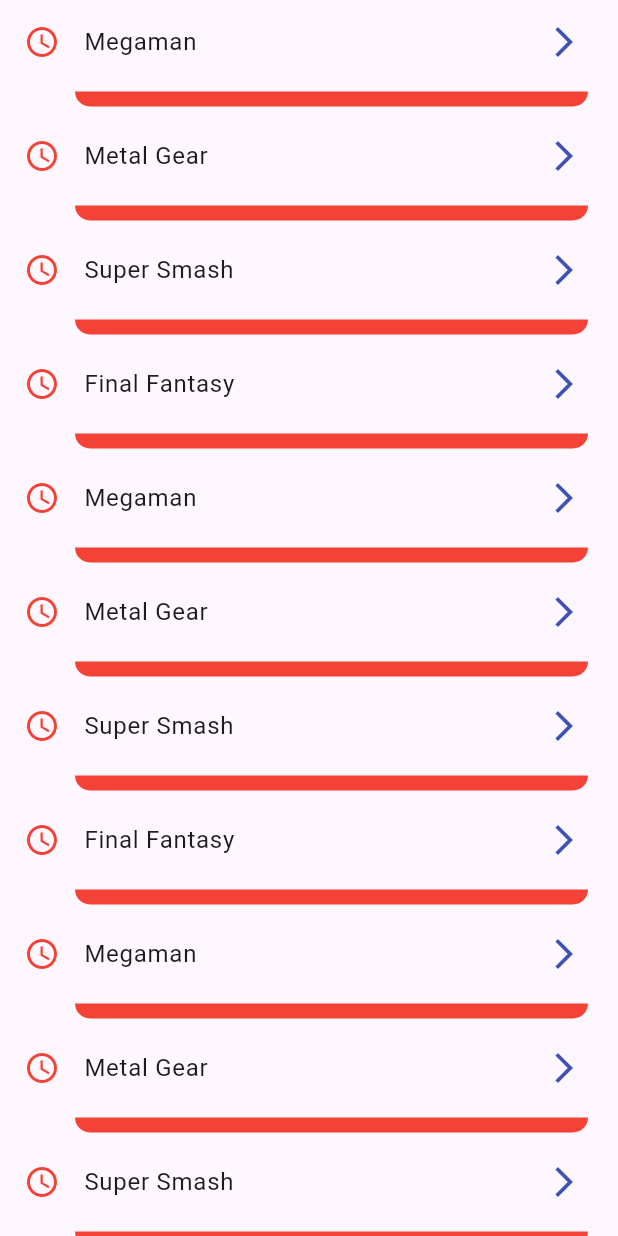
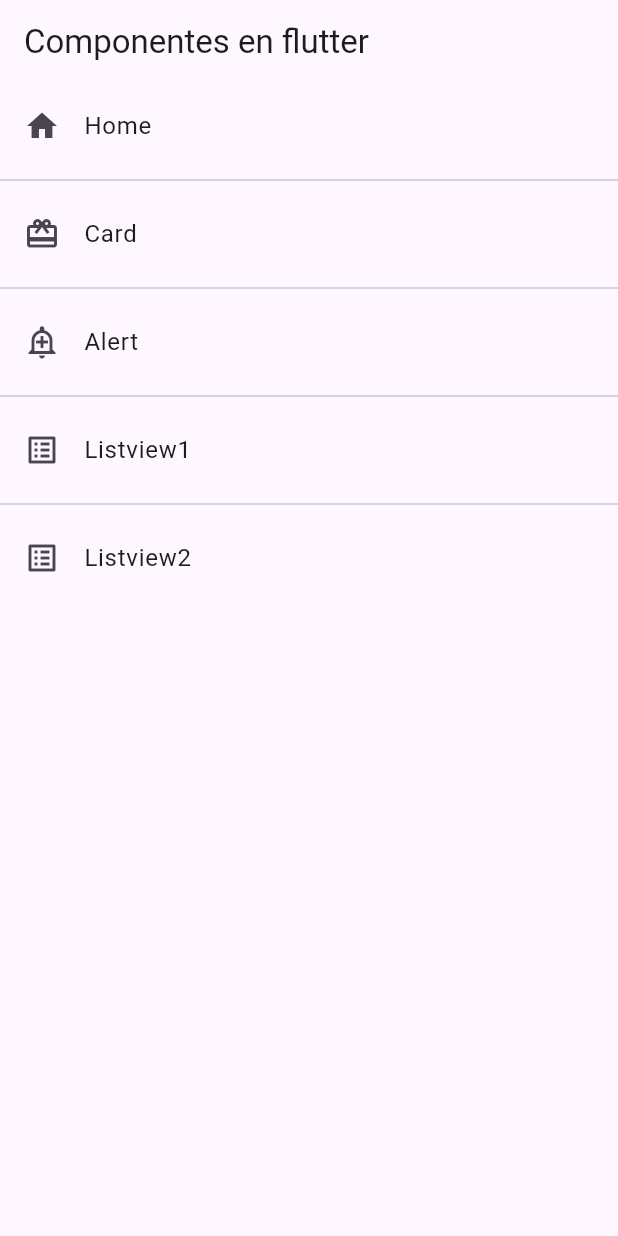
Before and after one commit to JJSaavedra52/CRUD_heroes, a Flutter app: the screen it shows after launch, on a phone screen of 412 x 824 dp. Run offline on Flutter 3.47's test engine with Material 3 defaults, Android fonts, the phone set to English and light mode, and no system bars.

Commit message:
segunda clase

```diff
--- a/lib/main.dart
+++ b/lib/main.dart
@@ -122,7 +122,7 @@ class _MyHomePageState extends State<MyHomePage> {
   }
 }*/
 
-import 'screens/screens.dart' show alerScreen, cardScreen, homeScreen, listview1_screen, listview2_screen;
+import 'package:fl_componentes/router/app_router.dart';
 import 'package:flutter/material.dart';
 
 void main() => runApp(const MyApp());
@@ -137,14 +137,20 @@ class MyApp extends StatelessWidget{
       debugShowCheckedModeBanner: false,
       title: 'MaterialApp',
 
-      initialRoute: 'listview2',
+      initialRoute: AppRoutes.initialRoute,
+
+      routes: AppRoutes.getRoutes(),
+      /*
       routes:{
-        'home' : (BuildContext context) =>  const homeScreen(),
-        'card' : (BuildContext context) =>  const cardScreen(),
-        'alert' : (BuildContext context) =>  const alerScreen(),
-        'listview1' : (BuildContext context) =>  const listview1_screen(),
-        'listview2' : (BuildContext context) =>  const listview2_screen(),
-      },
+        'home' : (BuildContext context) =>  const HomeScreen(),
+        'card' : (BuildContext context) =>  const CardScreen(),
+        'alert' : (BuildContext context) =>  const AlerScreen(),
+        'listview1' : (BuildContext context) =>  const Listview1Screen(),
+        'listview2' : (BuildContext context) =>  const Listview2Screen(),
+      },*/
+
+      //onGenerateRoute: AppRoutes.onGenerateRoute,
+
       /*
       home: Scaffold(
         appBar: AppBar(
--- /dev/null
+++ b/lib/models/menu_optons.dart
@@ -0,0 +1,23 @@
+import 'package:flutter/cupertino.dart';
+
+class MenuOption {
+  final String route;
+  final IconData icon;
+  final String name;
+  final Widget screen;
+
+  final IconData? tralling;
+
+  MenuOption({
+    required this.route,
+    required this.icon,
+    required this.name,
+    required this.screen,
+    this.tralling,
+  });
+
+  Widget Function(BuildContext) getRoute(){
+    return (BuildContext context) =>  screen;
+  }
+
+}
--- /dev/null
+++ b/lib/router/app_router.dart
@@ -0,0 +1,42 @@
+import 'package:fl_componentes/models/menu_optons.dart';
+import 'package:fl_componentes/screens/screens.dart' ;
+import 'package:flutter/material.dart' ;
+
+class AppRoutes {
+  static const initialRoute = "home";
+
+  static final menuOptions = <MenuOption> [
+    MenuOption(route: "home", icon: Icons.home, name: "Home", screen: HomeScreen()),
+    MenuOption(route: "card", icon: Icons.card_giftcard_outlined, name: "Card", screen: CardScreen()),
+    MenuOption(route: "alert", icon: Icons.add_alert_outlined, name: "Alert", screen: AlertScreen()),
+    MenuOption(route: "listview1", icon: Icons.list_alt_outlined, name: "Listview1", screen: Listview1Screen()),
+    MenuOption(route: "listview2", icon: Icons.list_alt_outlined, name: "Listview2", screen: Listview2Screen()),
+  ];
+
+  static Map<String, Widget Function(BuildContext)> getRoutes() {
+    Map<String, Widget Function(BuildContext)> appRoutes = {};
+
+    for (final option in menuOptions){
+      appRoutes.addAll({ option.route: (BuildContext context) =>  option.screen});
+    }
+
+    return appRoutes;
+
+    /*
+    'home' : (BuildContext context) =>  const HomeScreen(),
+    'card' : (BuildContext context) =>  const CardScreen(),
+    'alert' : (BuildContext context) =>  const AlerScreen(),
+    'listview1' : (BuildContext context) =>  const Listview1Screen(),
+    'listview2' : (BuildContext context) =>  const Listview2Screen(),*/
+  }
+  /* mejorar el enrutador
+  static Map<String, Widget Function(BuildContext)> routes = ...menuOptions.map((option) => {
+      {option.route: option.getRoute()}
+  });*/
+
+  static Route<dynamic> onGenerateRoute =
+      MaterialPageRoute(
+          builder: (context) => const AlertScreen()
+  );
+
+}
--- a/lib/screens/alert_screen.dart
+++ b/lib/screens/alert_screen.dart
@@ -1,7 +1,7 @@
 import 'package:flutter/material.dart';
 
-class alerScreen extends StatelessWidget{
-  const alerScreen({super.key});
+class AlertScreen extends StatelessWidget{
+  const AlertScreen({super.key});
 
   @override
   Widget build(BuildContext context) {
--- a/lib/screens/card_screen.dart
+++ b/lib/screens/card_screen.dart
@@ -1,7 +1,7 @@
 import 'package:flutter/material.dart';
 
-class cardScreen extends StatelessWidget{
-  const cardScreen({super.key});
+class CardScreen extends StatelessWidget{
+  const CardScreen({super.key});
 
   @override
   Widget build(BuildContext context) {
--- a/lib/screens/home_screen.dart
+++ b/lib/screens/home_screen.dart
@@ -1,13 +1,35 @@
+import 'package:fl_componentes/models/menu_optons.dart' show MenuOption;
+import 'package:fl_componentes/router/app_router.dart';
 import 'package:flutter/material.dart';
 
-class homeScreen extends StatelessWidget{
-  const homeScreen({super.key});
+class HomeScreen extends StatelessWidget{
+  const HomeScreen({super.key});
 
   @override
   Widget build(BuildContext context) {
+    final List<MenuOption> menuOptions = AppRoutes.menuOptions;
+
     return Scaffold(
-      body: Center(
-        child: Text("Home"),
+      appBar: AppBar(
+        title: const Text("Componentes en flutter"),
+        elevation: 0,
+      ),
+      body: ListView.separated(
+          itemBuilder: (context, index) => ListTile(
+            leading: Icon(menuOptions[index].icon),
+            title: Text(menuOptions[index].name),
+            onTap: (){
+              //final route = MaterialPageRoute(builder: (context) => Listview1Screen(),);
+
+              //Navigator.push(context, route);
+
+              Navigator.pushNamed(context, menuOptions[index].route);
+
+              //Navigator.pushReplacement(context, route);
+            },
+          ),
+          separatorBuilder: (_, __) => const Divider(),
+          itemCount: menuOptions.length
       ),
     );
   }
--- a/lib/screens/listview1_screen.dart
+++ b/lib/screens/listview1_screen.dart
@@ -1,7 +1,7 @@
 import 'package:flutter/material.dart';
 
-class listview1_screen extends StatelessWidget{
-  const listview1_screen({super.key});
+class Listview1Screen extends StatelessWidget{
+  const Listview1Screen({super.key});
 
   @override
   Widget build(BuildContext context) {
--- a/lib/screens/listview2_screen.dart
+++ b/lib/screens/listview2_screen.dart
@@ -1,7 +1,7 @@
 import 'package:flutter/material.dart';
 
-class listview2_screen extends StatelessWidget{
-  const listview2_screen({super.key});
+class Listview2Screen extends StatelessWidget{
+  const Listview2Screen({super.key});
 
   @override
   Widget build(BuildContext context) {
--- a/lib/screens/screens.dart
+++ b/lib/screens/screens.dart
@@ -1,5 +1,5 @@
-export 'package:fl_componentes/screens/listview1_screen.dart';
-export 'package:fl_componentes/screens/listview2_screen.dart';
 export 'package:fl_componentes/screens/alert_screen.dart';
 export 'package:fl_componentes/screens/card_screen.dart';
 export 'package:fl_componentes/screens/home_screen.dart';
+export 'package:fl_componentes/screens/listview1_screen.dart';
+export 'package:fl_componentes/screens/listview2_screen.dart';
```
Also changed, not shown: lib/models/models.dart (added).
